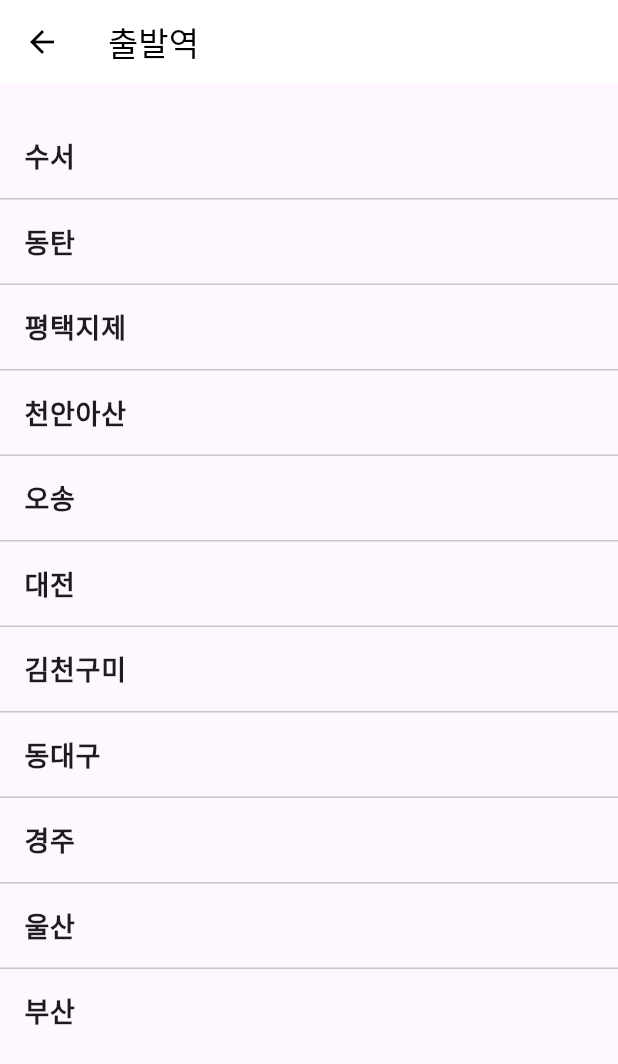
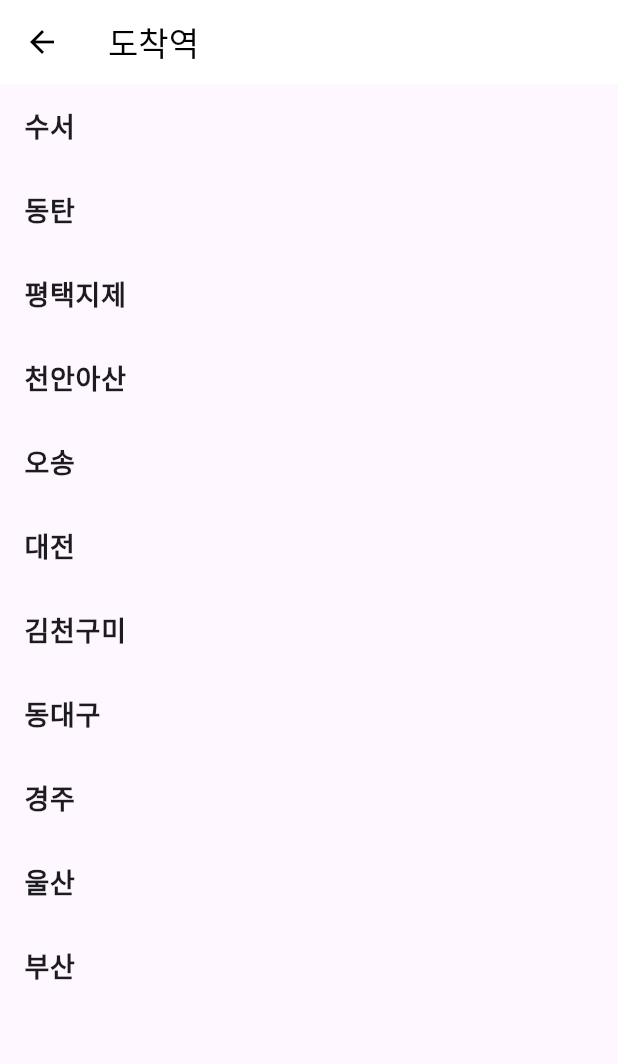
Before and after one commit to HOJOE5/flutter_train_app, a Flutter app: the screen it shows after launch, after a tap on "도착역", on a phone screen of 412 x 824 dp. Shown: the top 1064 px of the screen. Run offline on Flutter 3.47's test engine with Material 3 defaults, Android fonts, the phone set to English and light mode, and no system bars.

Commit message:
세번째인가?

```diff
--- a/lib/main.dart
+++ b/lib/main.dart
@@ -1,4 +1,4 @@
-// lib/main.dart
+// main.dart
 
 import 'package:flutter/material.dart';
 import 'pages/home/home_page.dart';
@@ -11,18 +11,32 @@ void main() {
 
 class MyApp extends StatelessWidget {
   const MyApp({super.key});
+
   @override
   Widget build(BuildContext context) {
     return MaterialApp(
       title: '기차 예매',
       theme: ThemeData(primarySwatch: Colors.purple),
       initialRoute: '/',
-      routes: {
-        '/': (_) => const HomePage(),
-        StationListPage.routeName: (_) =>
-            const StationListPage(isDeparture: true),
-        // 나중에 도착역은 isDeparture: false 로 호출
-        //'/seat': (_) => const SeatPage(),
+      onGenerateRoute: (settings) {
+        if (settings.name == StationListPage.routeName) {
+          final isDeparture = settings.arguments as bool;
+          return MaterialPageRoute(
+            builder: (_) => StationListPage(isDeparture: isDeparture),
+          );
+        }
+
+        if (settings.name == SeatPage.routeName) {
+          final args = settings.arguments as Map<String, String>;
+          return MaterialPageRoute(
+            builder: (_) => SeatPage(
+              departure: args['departure']!,
+              arrival: args['arrival']!,
+            ),
+          );
+        }
+
+        return MaterialPageRoute(builder: (_) => const HomePage());
       },
     );
   }
--- a/lib/pages/station_list/station_list_page.dart
+++ b/lib/pages/station_list/station_list_page.dart
@@ -1,17 +1,16 @@
-// lib/pages/station_list/station_list_page.dart
-
 import 'package:flutter/material.dart';
 
 class StationListPage extends StatelessWidget {
   static const String routeName = '/station_list';
 
-  /// true → 출발역, false → 도착역
   final bool isDeparture;
 
   const StationListPage({super.key, required this.isDeparture});
 
-  // 예시용 고정된 역 목록
-  static const List<String> _stations = [
+  @override
+  Widget build(BuildContext context) {
+    final title = isDeparture ? '출발역' : '도착역';
+    const List<String> stationList = [
       '수서',
       '동탄',
       '평택지제',
@@ -25,35 +24,26 @@ class StationListPage extends StatelessWidget {
       '부산',
     ];
 
-  @override
-  Widget build(BuildContext context) {
-    final title = isDeparture ? '출발역' : '도착역';
-
     return Scaffold(
       appBar: AppBar(
-        title: Text(title),
-        leading: const BackButton(), // 자동으로 Navigator.pop()
+        title: Text(title, style: const TextStyle(color: Colors.black)),
+        iconTheme: const IconThemeData(color: Colors.black),
+        backgroundColor: Colors.white,
         elevation: 0,
-        backgroundColor: Colors.white,
-        foregroundColor: Colors.black,
       ),
-      body: ListView.separated(
-        padding: const EdgeInsets.symmetric(vertical: 20),
-        itemCount: _stations.length,
-        separatorBuilder: (_, __) => const Divider(height: 1),
-        itemBuilder: (context, idx) {
-          final name = _stations[idx];
+      body: ListView.builder(
+        itemCount: stationList.length,
+        itemBuilder: (context, index) {
+          final station = stationList[index];
           return ListTile(
             title: Text(
-              name,
+              station,
               style: const TextStyle(fontSize: 18, fontWeight: FontWeight.bold),
             ),
             onTap: () {
-              // TODO: 선택된 역을 Provider 등에 저장
-              // Navigator.pop(context, name);
               Navigator.pop(context, {
                 'isDeparture': isDeparture,
-                'station': name,
+                'station': station,
               });
             },
           );
```
Also changed, not shown: lib/pages/home/home_page.dart (+11 -1 lines), lib/pages/seat/seat_page.dart (+197 -0 lines). Lines whose indentation alone changed are shown as unchanged.
